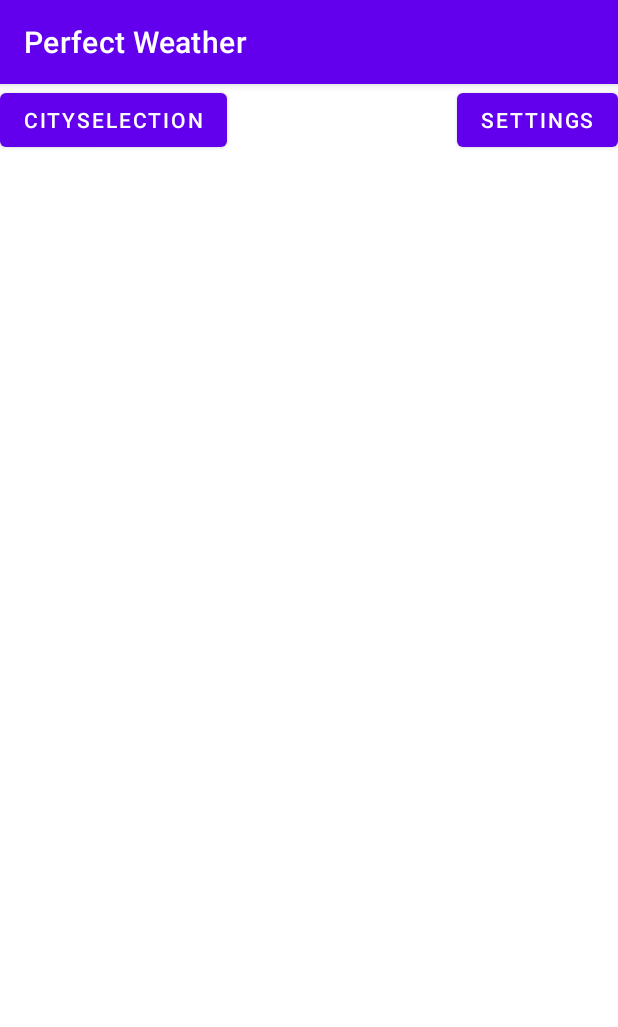
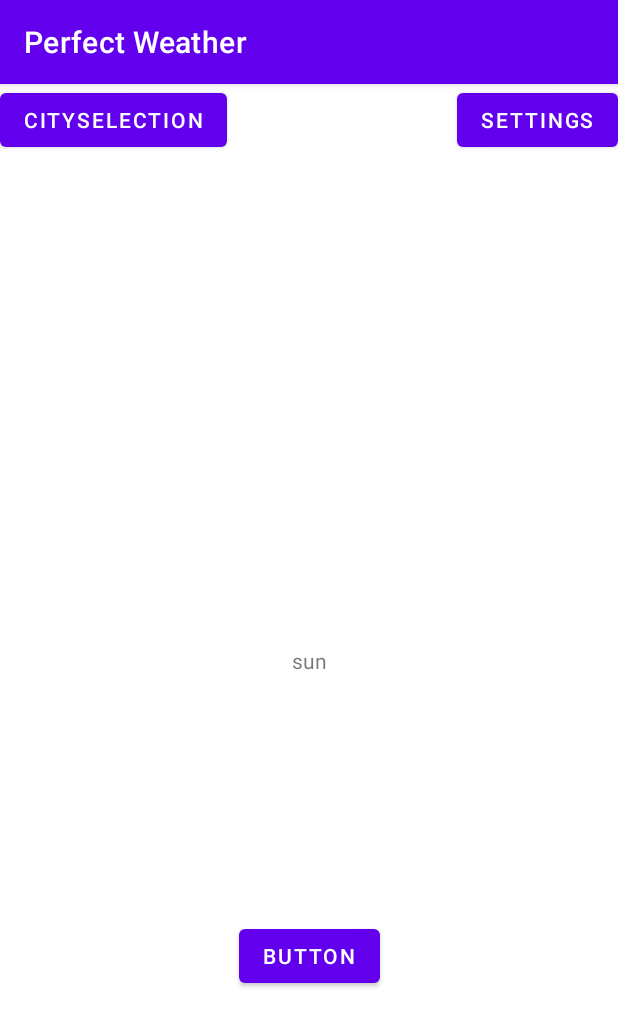
Before and after one commit to AlexSlivka/PerfectWeather, an Android app: the screen it shows after launch (MainActivity), on a phone screen of 412 x 824 dp. Shown: the top 1027 px of the screen. Run offline under Robolectric (Android 15) with nearby library versions, the phone set to English and light mode, and no system bars; our stand-ins replace data binding.

Commit message:
Добавлена LiveData в MainViewModel.

```diff
--- a/app/src/main/java/com/example/perfectweather/MainFragment.kt
+++ b/app/src/main/java/com/example/perfectweather/MainFragment.kt
@@ -7,6 +7,7 @@ import android.view.LayoutInflater
 import android.view.View
 import android.view.ViewGroup
 import androidx.databinding.DataBindingUtil
+import androidx.lifecycle.Observer
 import androidx.navigation.findNavController
 import com.example.perfectweather.databinding.MainFragmentBinding
 
@@ -28,6 +29,13 @@ class MainFragment : Fragment() {
             inflater, R.layout.main_fragment, container, false
         )
 
+        viewModel = ViewModelProvider(this).get(MainViewModel::class.java)
+
+        /** Setting up LiveData observation relationship **/
+        viewModel.word.observe(viewLifecycleOwner, Observer { newWord ->
+            binding.textView.text = newWord
+        })
+
         binding.button.setOnClickListener { view: View ->
             view.findNavController().navigate(R.id.action_mainFragment_to_citySelectionFragment)
         }
@@ -36,13 +44,19 @@ class MainFragment : Fragment() {
             view.findNavController().navigate(R.id.action_mainFragment_to_settingsFragment)
         }
 
+        binding.button5.setOnClickListener { onCorrect() }
+
         return binding.root
     }
 
     override fun onActivityCreated(savedInstanceState: Bundle?) {
         super.onActivityCreated(savedInstanceState)
-        viewModel = ViewModelProvider(this).get(MainViewModel::class.java)
+    //    viewModel = ViewModelProvider(this).get(MainViewModel::class.java)
         // TODO: Use the ViewModel
     }
 
+    private fun onCorrect() {
+        viewModel.onCorrect()
+    }
+
 }
--- a/app/src/main/java/com/example/perfectweather/MainViewModel.kt
+++ b/app/src/main/java/com/example/perfectweather/MainViewModel.kt
@@ -1,7 +1,47 @@
 package com.example.perfectweather
 
+import android.util.Log
+import androidx.lifecycle.LiveData
+import androidx.lifecycle.MutableLiveData
 import androidx.lifecycle.ViewModel
 
 class MainViewModel : ViewModel() {
-    // TODO: Implement the ViewModel
+    // The current _word
+    private val _word = MutableLiveData<String>()
+
+    val word: LiveData<String>
+        get() = _word
+
+    // The list of words - the front of the list is the next _word to guess
+    private lateinit var wordList: MutableList<String>
+
+    init {
+        _word.value = ""
+        Log.i("MainViewModel", "MainViewModel created!")
+        resetList()
+        onCorrect()
+    }
+
+    /**
+     * Resets the list of words and randomizes the order
+     */
+    private fun resetList() {
+        wordList = mutableListOf(
+            "sun",
+            "snow",
+            "rain",
+            "cloody"
+        )
+        wordList.shuffle()
+    }
+
+    fun onCorrect() {
+        if (wordList.isEmpty()) {
+            Log.i("MainViewModel", "(wordList Empty!")
+
+        } else {
+            //Select and remove a _word from the list
+            _word.value = wordList.removeAt(0)
+        }
+    }
 }
--- a/app/src/main/res/layout/main_fragment.xml
+++ b/app/src/main/res/layout/main_fragment.xml
@@ -9,6 +9,16 @@
         android:id="@+id/constraintLayout"
         android:layout_width="match_parent"
         android:layout_height="match_parent">
+
+        <TextView
+            android:id="@+id/textView"
+            android:layout_width="wrap_content"
+            android:layout_height="wrap_content"
+            android:text="TextView"
+            app:layout_constraintBottom_toBottomOf="parent"
+            app:layout_constraintEnd_toEndOf="parent"
+            app:layout_constraintStart_toStartOf="parent"
+            app:layout_constraintTop_toTopOf="parent" />
 
         <Button
             android:id="@+id/button"
@@ -25,5 +35,15 @@
             android:text="Settings"
             app:layout_constraintEnd_toEndOf="parent"
             app:layout_constraintTop_toTopOf="parent" />
+
+        <Button
+            android:id="@+id/button5"
+            android:layout_width="wrap_content"
+            android:layout_height="wrap_content"
+            android:text="Button"
+            app:layout_constraintBottom_toBottomOf="parent"
+            app:layout_constraintEnd_toEndOf="parent"
+            app:layout_constraintStart_toStartOf="parent"
+            app:layout_constraintTop_toBottomOf="@+id/textView" />
     </androidx.constraintlayout.widget.ConstraintLayout>
 </layout>
```
